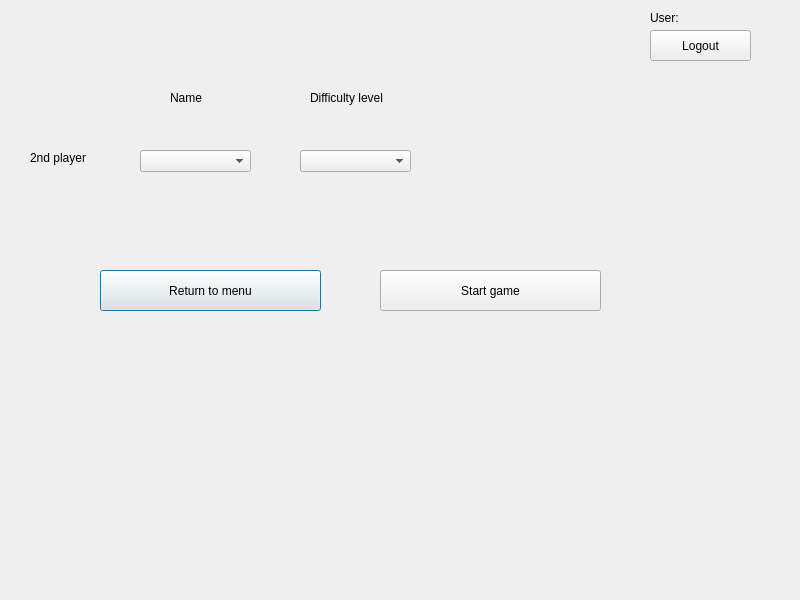
Above: Scrabble_GUI/Create_Game_GUI.ui from sobolak/scrabble before the change. Below: the same form after it.
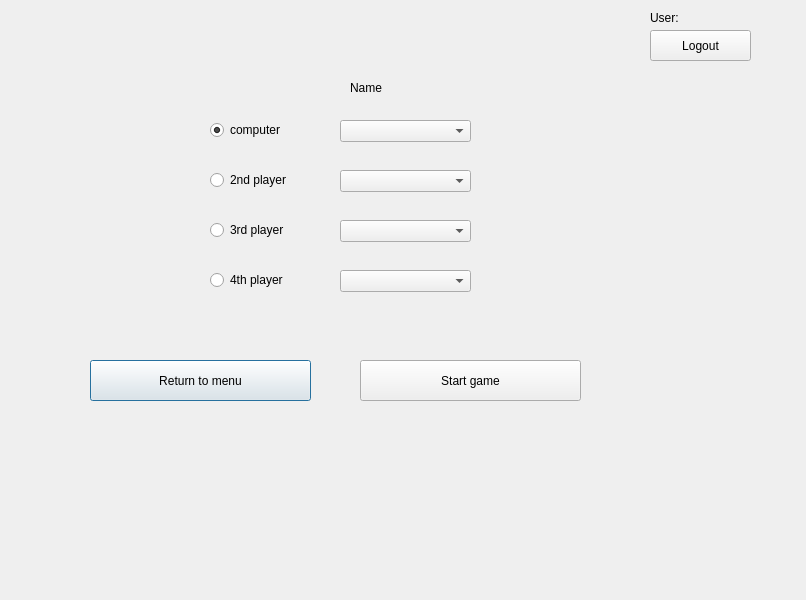
That is the form after the change.

Commit message: improved create game

The edit to the form file:
```diff
--- a/Scrabble_GUI/Create_Game_GUI.ui
+++ b/Scrabble_GUI/Create_Game_GUI.ui
@@ -6,7 +6,7 @@
    <rect>
     <x>0</x>
     <y>0</y>
-    <width>800</width>
+    <width>806</width>
     <height>600</height>
    </rect>
   </property>
@@ -16,8 +16,8 @@
   <widget class="QPushButton" name="pushButton_return">
    <property name="geometry">
     <rect>
-     <x>100</x>
-     <y>270</y>
+     <x>90</x>
+     <y>360</y>
      <width>221</width>
      <height>41</height>
     </rect>
@@ -26,34 +26,11 @@
     <string>Return to menu</string>
    </property>
   </widget>
-  <widget class="QComboBox" name="comboBox_difficulty">
-   <property name="geometry">
-    <rect>
-     <x>300</x>
-     <y>150</y>
-     <width>111</width>
-     <height>22</height>
-    </rect>
-   </property>
-  </widget>
-  <widget class="QLabel" name="label_second_player">
-   <property name="geometry">
-    <rect>
-     <x>30</x>
-     <y>150</y>
-     <width>61</width>
-     <height>16</height>
-    </rect>
-   </property>
-   <property name="text">
-    <string>2nd player</string>
-   </property>
-  </widget>
   <widget class="QPushButton" name="pushButton_start">
    <property name="geometry">
     <rect>
-     <x>380</x>
-     <y>270</y>
+     <x>360</x>
+     <y>360</y>
      <width>221</width>
      <height>41</height>
     </rect>
@@ -65,8 +42,8 @@
   <widget class="QLabel" name="label_name_2">
    <property name="geometry">
     <rect>
-     <x>170</x>
-     <y>90</y>
+     <x>350</x>
+     <y>80</y>
      <width>101</width>
      <height>16</height>
     </rect>
@@ -78,26 +55,13 @@
   <widget class="QComboBox" name="comboBox_name">
    <property name="geometry">
     <rect>
-     <x>140</x>
-     <y>150</y>
-     <width>111</width>
+     <x>340</x>
+     <y>170</y>
+     <width>131</width>
      <height>22</height>
     </rect>
    </property>
   </widget>
-  <widget class="QLabel" name="label_difficulty">
-   <property name="geometry">
-    <rect>
-     <x>310</x>
-     <y>90</y>
-     <width>101</width>
-     <height>16</height>
-    </rect>
-   </property>
-   <property name="text">
-    <string>Difficulty level</string>
-   </property>
-  </widget>
   <widget class="QLabel" name="label_name">
    <property name="geometry">
     <rect>
@@ -137,6 +101,109 @@
     <string>User:</string>
    </property>
   </widget>
+  <widget class="QComboBox" name="comboBox_third_name">
+   <property name="geometry">
+    <rect>
+     <x>340</x>
+     <y>220</y>
+     <width>131</width>
+     <height>22</height>
+    </rect>
+   </property>
+  </widget>
+  <widget class="QComboBox" name="comboBox_forth_name">
+   <property name="geometry">
+    <rect>
+     <x>340</x>
+     <y>270</y>
+     <width>131</width>
+     <height>22</height>
+    </rect>
+   </property>
+  </widget>
+  <widget class="QRadioButton" name="radioButton_second">
+   <property name="geometry">
+    <rect>
+     <x>210</x>
+     <y>170</y>
+     <width>89</width>
+     <height>20</height>
+    </rect>
+   </property>
+   <property name="text">
+    <string>2nd player</string>
+   </property>
+   <property name="checked">
+    <bool>false</bool>
+   </property>
+   <attribute name="buttonGroup">
+    <string notr="true">buttonGroup</string>
+   </attribute>
+  </widget>
+  <widget class="QRadioButton" name="radioButton_third">
+   <property name="geometry">
+    <rect>
+     <x>210</x>
+     <y>220</y>
+     <width>89</width>
+     <height>20</height>
+    </rect>
+   </property>
+   <property name="text">
+    <string>3rd player</string>
+   </property>
+   <attribute name="buttonGroup">
+    <string notr="true">buttonGroup</string>
+   </attribute>
+  </widget>
+  <widget class="QRadioButton" name="radioButton_forth">
+   <property name="geometry">
+    <rect>
+     <x>210</x>
+     <y>270</y>
+     <width>89</width>
+     <height>20</height>
+    </rect>
+   </property>
+   <property name="text">
+    <string>4th player</string>
+   </property>
+   <attribute name="buttonGroup">
+    <string notr="true">buttonGroup</string>
+   </attribute>
+  </widget>
+  <widget class="QRadioButton" name="radioButton_computer">
+   <property name="enabled">
+    <bool>true</bool>
+   </property>
+   <property name="geometry">
+    <rect>
+     <x>210</x>
+     <y>120</y>
+     <width>89</width>
+     <height>20</height>
+    </rect>
+   </property>
+   <property name="text">
+    <string>computer</string>
+   </property>
+   <property name="checked">
+    <bool>true</bool>
+   </property>
+   <attribute name="buttonGroup">
+    <string notr="true">buttonGroup</string>
+   </attribute>
+  </widget>
+  <widget class="QComboBox" name="comboBox_computer_difficulty">
+   <property name="geometry">
+    <rect>
+     <x>340</x>
+     <y>120</y>
+     <width>131</width>
+     <height>22</height>
+    </rect>
+   </property>
+  </widget>
  </widget>
  <layoutdefault spacing="6" margin="11"/>
  <resources/>
```
Left out of the diff: 5 changed lines with no effect on the pictures. The commit also changes 3 other files.
